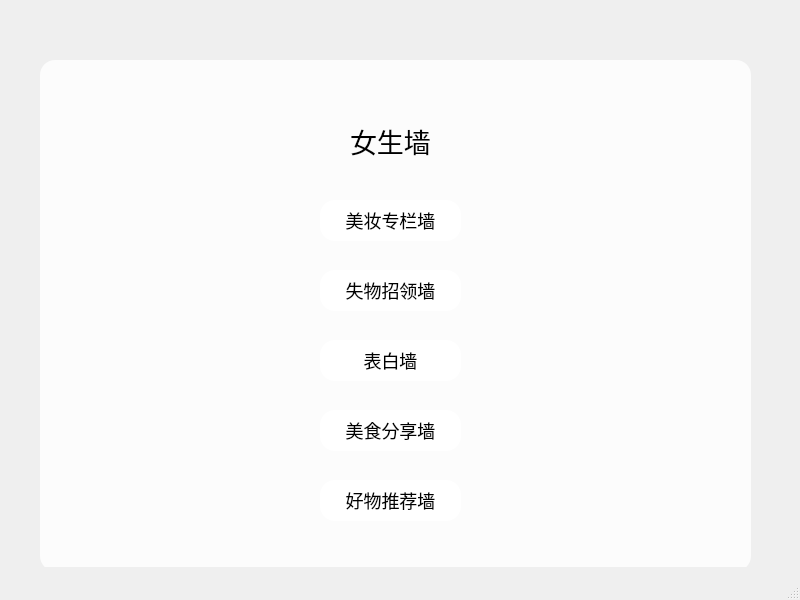
Before: the Qt Designer form girlwall.ui in qing-wq/SchoolWall, drawn with Qt 5.
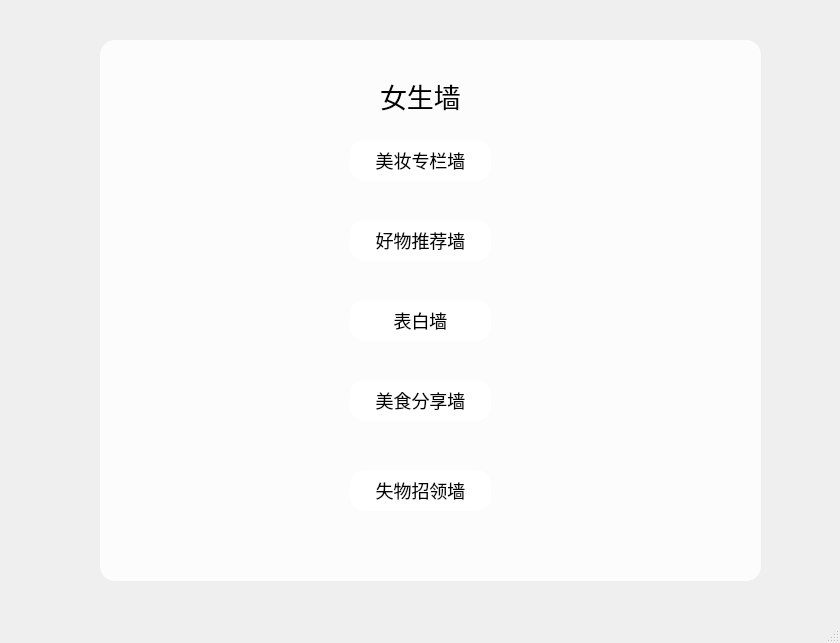
After: the same form once the commit is applied. Icons and pictures are not drawn.

Patch:
```diff
--- a/girlwall.ui
+++ b/girlwall.ui
@@ -6,8 +6,8 @@
    <rect>
     <x>0</x>
     <y>0</y>
-    <width>800</width>
-    <height>600</height>
+    <width>840</width>
+    <height>643</height>
    </rect>
   </property>
   <property name="windowTitle">
@@ -58,10 +58,10 @@
    <widget class="QFrame" name="frame">
     <property name="geometry">
      <rect>
-      <x>40</x>
-      <y>60</y>
-      <width>711</width>
-      <height>511</height>
+      <x>100</x>
+      <y>40</y>
+      <width>661</width>
+      <height>541</height>
      </rect>
     </property>
     <property name="frameShape">
@@ -70,24 +70,11 @@
     <property name="frameShadow">
      <enum>QFrame::Raised</enum>
     </property>
-    <widget class="QLabel" name="label">
-     <property name="geometry">
-      <rect>
-       <x>310</x>
-       <y>60</y>
-       <width>161</width>
-       <height>41</height>
-      </rect>
-     </property>
-     <property name="text">
-      <string>女生墙</string>
-     </property>
-    </widget>
     <widget class="QPushButton" name="meizhuang">
      <property name="geometry">
       <rect>
-       <x>280</x>
-       <y>140</y>
+       <x>250</x>
+       <y>100</y>
        <width>141</width>
        <height>41</height>
       </rect>
@@ -96,24 +83,24 @@
       <string>美妆专栏墙</string>
      </property>
     </widget>
-    <widget class="QPushButton" name="shiwu">
+    <widget class="QPushButton" name="haowu">
      <property name="geometry">
       <rect>
-       <x>280</x>
-       <y>210</y>
+       <x>250</x>
+       <y>180</y>
        <width>141</width>
        <height>41</height>
       </rect>
      </property>
      <property name="text">
-      <string>失物招领墙</string>
+      <string>好物推荐墙</string>
      </property>
     </widget>
     <widget class="QPushButton" name="biaobai">
      <property name="geometry">
       <rect>
-       <x>280</x>
-       <y>280</y>
+       <x>250</x>
+       <y>260</y>
        <width>141</width>
        <height>41</height>
       </rect>
@@ -125,8 +112,8 @@
     <widget class="QPushButton" name="meishi">
      <property name="geometry">
       <rect>
-       <x>280</x>
-       <y>350</y>
+       <x>250</x>
+       <y>340</y>
        <width>141</width>
        <height>41</height>
       </rect>
@@ -135,17 +122,30 @@
       <string>美食分享墙</string>
      </property>
     </widget>
-    <widget class="QPushButton" name="haowu">
+    <widget class="QPushButton" name="shiwu">
      <property name="geometry">
       <rect>
-       <x>280</x>
-       <y>420</y>
+       <x>250</x>
+       <y>430</y>
        <width>141</width>
        <height>41</height>
       </rect>
      </property>
      <property name="text">
-      <string>好物推荐墙</string>
+      <string>失物招领墙</string>
+     </property>
+    </widget>
+    <widget class="QLabel" name="label">
+     <property name="geometry">
+      <rect>
+       <x>280</x>
+       <y>20</y>
+       <width>131</width>
+       <height>71</height>
+      </rect>
+     </property>
+     <property name="text">
+      <string>女生墙</string>
      </property>
     </widget>
    </widget>
```
